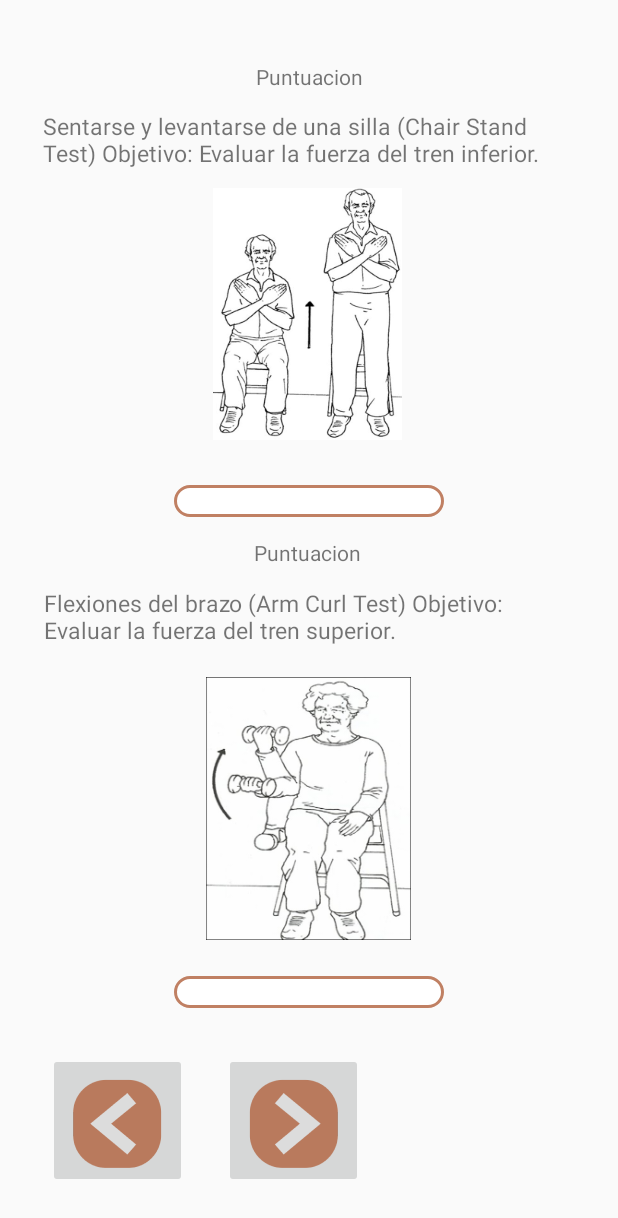
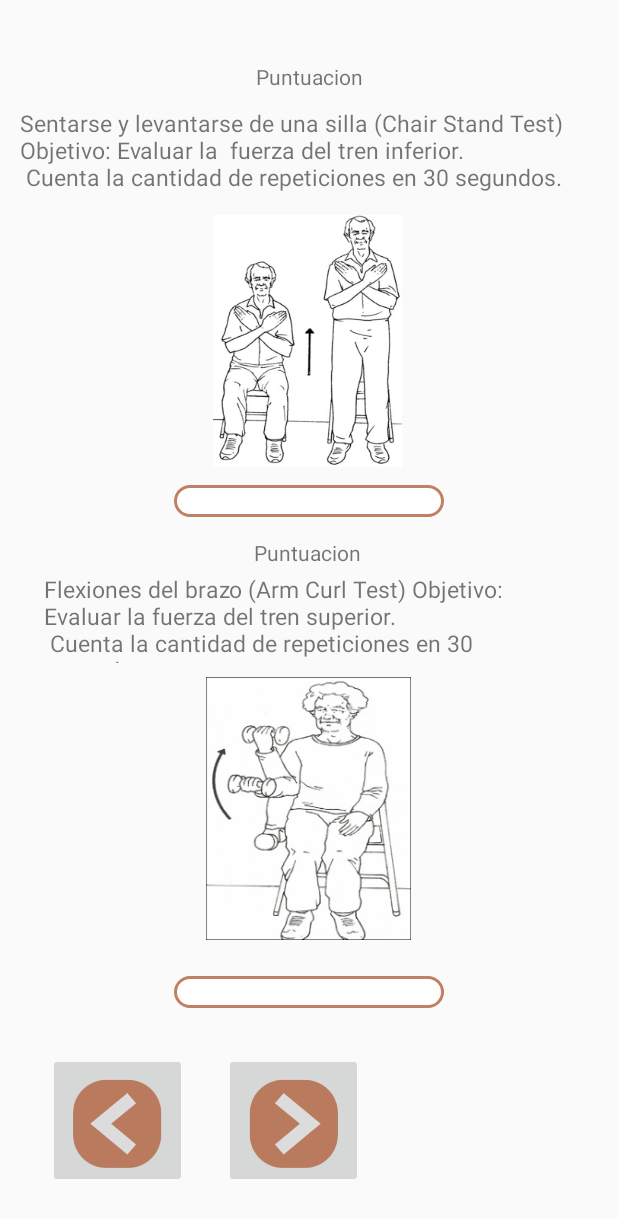
Before and after one commit to CristianNino/Senes, an Android app built with Jetpack Compose: the bateria_ejercicio1 screen opened directly, with no data from a screen before it, on a phone screen of 412 x 824 dp. Shown: the top 1218 px of the screen. Run offline under Robolectric (Android 15) with nearby library versions, the phone set to English and light mode, and no system bars.

Commit message:
Correcciones dadas en la reunion

```diff
--- a/app/src/main/res/layout/activity_bateria_ejercicio1.xml
+++ b/app/src/main/res/layout/activity_bateria_ejercicio1.xml
@@ -89,9 +89,9 @@
 
     <TextView
         android:id="@+id/primertexto"
-        android:layout_width="354dp"
-        android:layout_height="42dp"
-        android:text="Sentarse y levantarse de una silla (Chair Stand Test) Objetivo: Evaluar la fuerza del tren inferior."
+        android:layout_width="385dp"
+        android:layout_height="65dp"
+        android:text="Sentarse y levantarse de una silla (Chair Stand Test) Objetivo: Evaluar la  fuerza del tren inferior. \n Cuenta la cantidad de repeticiones en 30 segundos."
         android:textSize="15dp"
         app:layout_constraintBottom_toBottomOf="parent"
         app:layout_constraintEnd_toEndOf="parent"
@@ -103,8 +103,8 @@
     <TextView
         android:id="@+id/segundotexto"
         android:layout_width="354dp"
-        android:layout_height="42dp"
-        android:text="Flexiones del brazo (Arm Curl Test) Objetivo: Evaluar la fuerza del tren superior."
+        android:layout_height="60dp"
+        android:text="Flexiones del brazo (Arm Curl Test) Objetivo: Evaluar la fuerza del tren superior. \n Cuenta la cantidad de repeticiones en 30 segundos."
         android:textSize="15dp"
         app:layout_constraintBottom_toBottomOf="parent"
         app:layout_constraintEnd_toEndOf="parent"
@@ -120,7 +120,7 @@
         app:layout_constraintHorizontal_bias="0.497"
         app:layout_constraintStart_toStartOf="parent"
         app:layout_constraintTop_toTopOf="parent"
-        app:layout_constraintVertical_bias="0.191"
+        app:layout_constraintVertical_bias="0.218"
         app:srcCompat="@mipmap/ejercicio1" />
 
     <ImageView
```
Also changed, not shown: app/src/main/res/layout/activity_bateria_ejercicio3.xml (+6 -6 lines).
